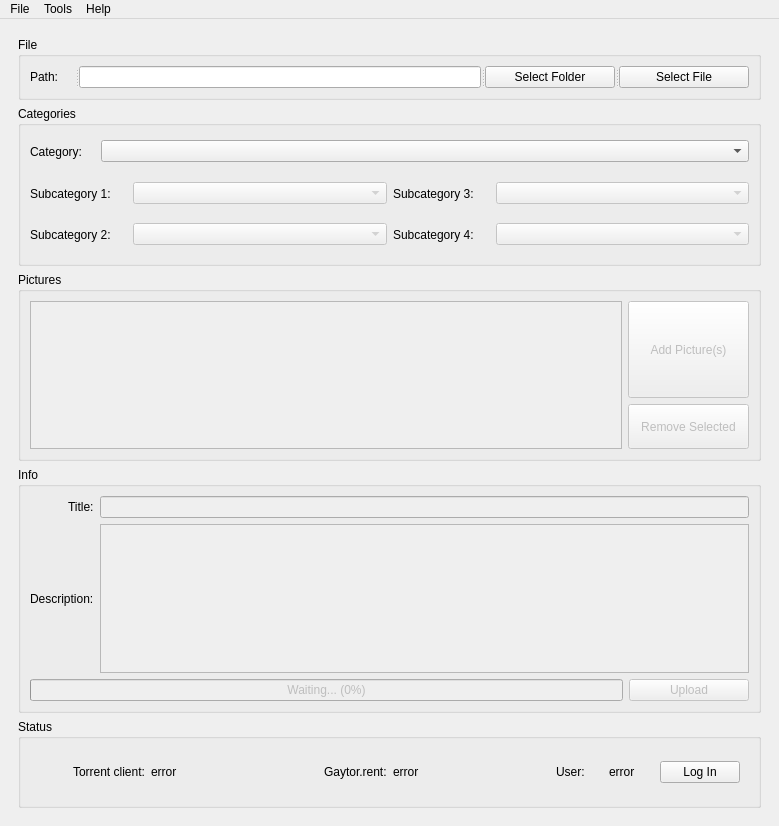
First picture: the form in src/ui/gui.ui, repository vancer0/guu, before the edit.
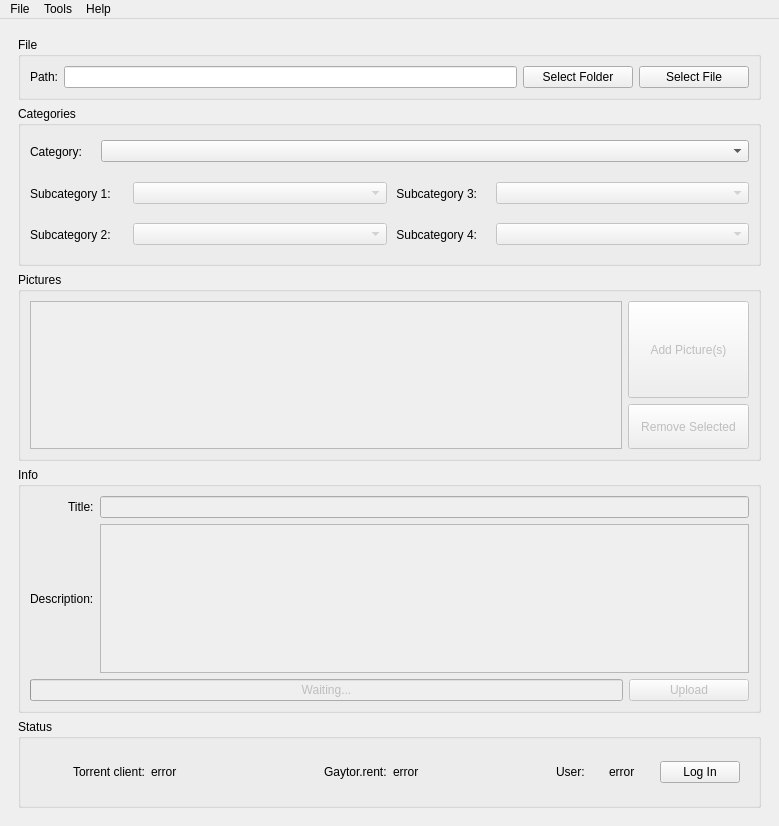
Second picture: the form after the edit. Icons and pictures are not drawn.

Diff of the .ui file:
```diff
--- a/src/ui/gui.ui
+++ b/src/ui/gui.ui
@@ -10,6 +10,12 @@
     <height>826</height>
    </rect>
   </property>
+  <property name="sizePolicy">
+   <sizepolicy hsizetype="Expanding" vsizetype="Preferred">
+    <horstretch>0</horstretch>
+    <verstretch>0</verstretch>
+   </sizepolicy>
+  </property>
   <property name="minimumSize">
    <size>
     <width>0</width>
@@ -57,58 +63,59 @@
          <property name="title">
           <string>File</string>
          </property>
+         <layout class="QVBoxLayout" name="verticalLayout_6">
+          <item>
+           <widget class="QWidget" name="widget_6" native="true">
          <layout class="QHBoxLayout" name="horizontalLayout_2">
+             <property name="leftMargin">
+              <number>0</number>
+             </property>
+             <property name="topMargin">
+              <number>0</number>
+             </property>
+             <property name="rightMargin">
+              <number>0</number>
+             </property>
+             <property name="bottomMargin">
+              <number>0</number>
+             </property>
           <item>
-           <widget class="QSplitter" name="splitter">
-            <property name="orientation">
-             <enum>Qt::Horizontal</enum>
-            </property>
-            <property name="opaqueResize">
-             <bool>false</bool>
-            </property>
-            <property name="childrenCollapsible">
-             <bool>false</bool>
-            </property>
             <widget class="QLabel" name="pathLabel">
-             <property name="minimumSize">
-              <size>
-               <width>0</width>
-               <height>0</height>
-              </size>
-             </property>
-             <property name="maximumSize">
-              <size>
-               <width>45</width>
-               <height>16777215</height>
-              </size>
-             </property>
              <property name="text">
               <string>Path:</string>
              </property>
             </widget>
+             </item>
+             <item>
             <widget class="QLineEdit" name="path"/>
+             </item>
+             <item>
             <widget class="QPushButton" name="fldrSelBtn">
-             <property name="maximumSize">
+               <property name="minimumSize">
               <size>
-               <width>130</width>
-               <height>16777215</height>
+                 <width>110</width>
+                 <height>0</height>
               </size>
              </property>
              <property name="text">
               <string>Select Folder</string>
              </property>
             </widget>
+             </item>
+             <item>
             <widget class="QPushButton" name="fileSelBtn">
-             <property name="maximumSize">
+               <property name="minimumSize">
               <size>
-               <width>130</width>
-               <height>16777215</height>
+                 <width>110</width>
+                 <height>0</height>
               </size>
              </property>
              <property name="text">
               <string>Select File</string>
              </property>
             </widget>
+             </item>
+            </layout>
            </widget>
           </item>
          </layout>
@@ -206,6 +213,9 @@
              <property name="bottomMargin">
               <number>0</number>
              </property>
+             <property name="horizontalSpacing">
+              <number>6</number>
+             </property>
              <item row="0" column="0">
               <widget class="QLabel" name="sc1Label">
                <property name="minimumSize">
@@ -253,7 +263,7 @@
                 </size>
                </property>
                <property name="text">
-                <string>Subcategory 3:</string>
+                <string> Subcategory 3:</string>
                </property>
               </widget>
              </item>
@@ -317,7 +327,7 @@
                 </size>
                </property>
                <property name="text">
-                <string>Subcategory 4:</string>
+                <string> Subcategory 4:</string>
                </property>
               </widget>
              </item>
@@ -563,13 +573,13 @@
                 <bool>false</bool>
                </property>
                <property name="maximum">
-                <number>7</number>
+                <number>1</number>
                </property>
                <property name="value">
                 <number>0</number>
                </property>
                <property name="format">
-                <string>Waiting... (%p%)</string>
+                <string>Waiting...</string>
                </property>
               </widget>
              </item>
```
Left out of the diff: 2 changed lines with no effect on the pictures. Lines whose indentation alone changed are shown as unchanged.
